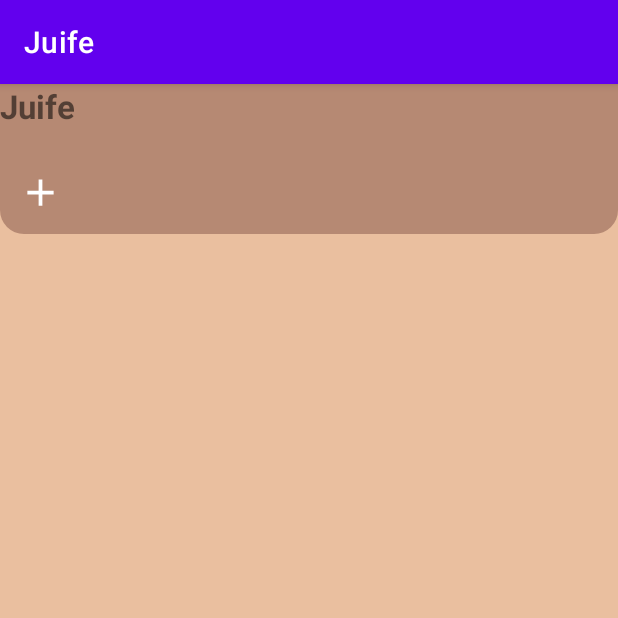
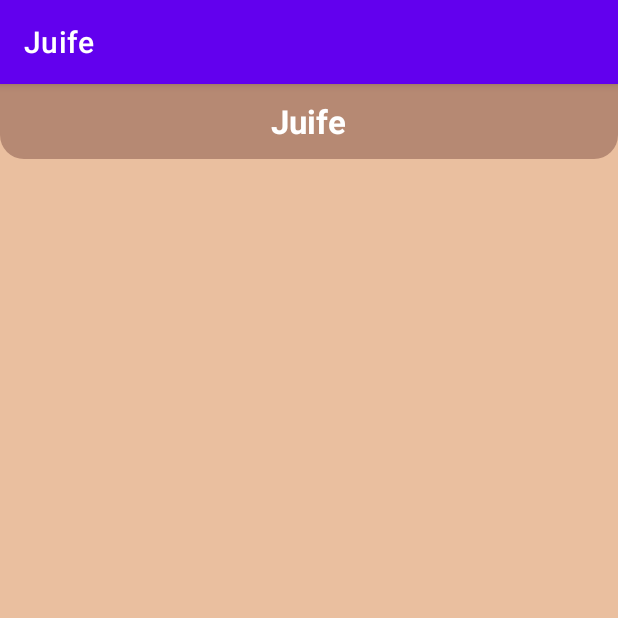
Before and after one commit to RodrigDev/Juify, an Android app: the fragment HomeFragment shown on its own in the app's theme, on a phone screen of 412 x 824 dp, the top half of it. Run offline under Robolectric (Android 15) with nearby library versions, the phone set to English and light mode, and no system bars; our stand-ins replace data binding.

Commit message:
Change toolbar style

```diff
--- a/app/src/main/res/layout/fragment_home.xml
+++ b/app/src/main/res/layout/fragment_home.xml
@@ -35,37 +35,21 @@
 
                     <RelativeLayout
                         android:layout_width="match_parent"
-                        android:layout_height="100dp"
-                        android:layout_gravity="top">
+                        android:layout_height="50dp"
+                        android:layout_gravity="top"
+                        android:gravity="center">
 
                         <TextView
                             android:layout_width="wrap_content"
                             android:layout_height="wrap_content"
                             android:gravity="center_vertical"
                             android:text="@string/app_name"
+                            android:textColor="@color/white"
                             android:textSize="22sp"
                             android:textStyle="bold"
                             android:typeface="sans" />
 
                     </RelativeLayout>
-
-                    <androidx.appcompat.widget.Toolbar
-                        android:layout_width="match_parent"
-                        android:layout_height="55dp"
-                        android:layout_gravity="bottom"
-                        android:padding="8dp"
-                        app:contentInsetStart="0dp"
-                        app:title=" ">
-
-                        <ImageButton
-                            android:layout_width="wrap_content"
-                            android:layout_height="match_parent"
-                            android:backgroundTint="@android:color/transparent"
-                            android:padding="12dp"
-                            android:src="@drawable/ic_add"
-                            tools:ignore="ContentDescription" />
-
-                    </androidx.appcompat.widget.Toolbar>
 
                 </com.google.android.material.appbar.CollapsingToolbarLayout>
 
```
